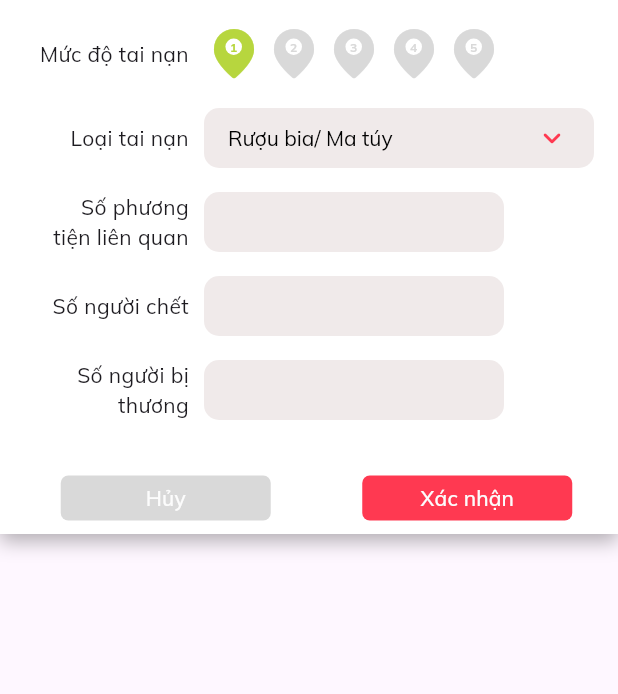
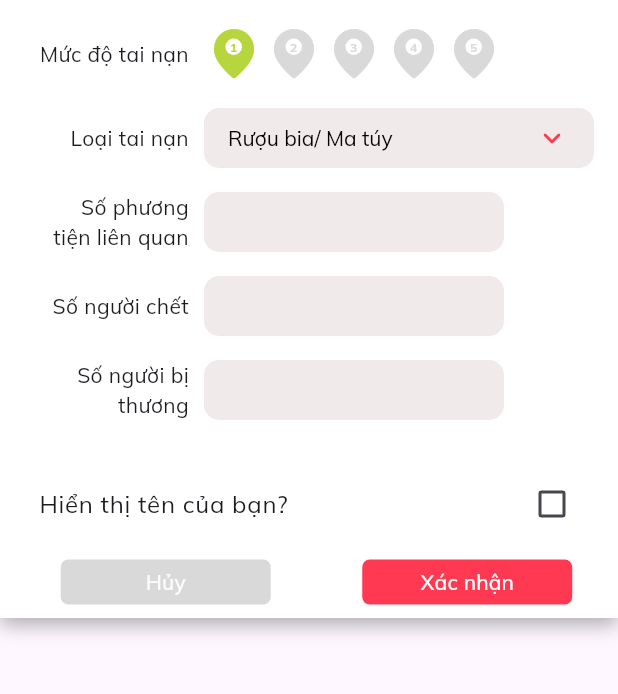
Before and after one commit to thuong22092k3/CTMap, a Flutter app: the NewSheet screen opened directly with empty values, on a phone screen of 412 x 824 dp, the part 144-838 px from its top. Run offline on Flutter 3.47's test engine with Material 3 defaults, Android fonts, the phone set to English and light mode, and no system bars; our stand-ins replace cached_network_image, fl_chart, flutter_map, flutter_riverpod, flutter_typeahead, geolocator and 2 more; missing offline and left inert: webfeed; network calls fail.

Commit message:
ADD - Dislay username.

```diff
--- a/ctmap/lib/pages/screens/Home_Map/detail_sheet.dart
+++ b/ctmap/lib/pages/screens/Home_Map/detail_sheet.dart
@@ -78,6 +78,11 @@ class DetailSheet extends ConsumerWidget {
                   _buildInfoRow('Địa điểm', '${accidentData.location}'),
                   SizedBox(height: 50),
                   _buildInfoRow('Thành phố', '${accidentData.city}'),
+                  if (accidentData.userName != null &&
+                      accidentData.userName.isNotEmpty) ...[
+                    SizedBox(height: 10),
+                    _buildInfoRow('Tên người dùng', accidentData.userName),
+                  ],
                   SizedBox(height: 50),
                 ],
               ),
--- a/ctmap/lib/pages/screens/Home_Map/new_sheet.dart
+++ b/ctmap/lib/pages/screens/Home_Map/new_sheet.dart
@@ -23,6 +23,7 @@ class NewSheet extends ConsumerStatefulWidget {
 }
 
 class _NewSheetState extends ConsumerState<NewSheet> {
+  bool _showUserName = false;
   List<String> acciType = [
     'Rượu bia/ Ma túy',
     'Vi phạm tốc độ, thiếu quan sát, vượt đèn đỏ, mất lái…',
@@ -259,6 +260,15 @@ class _NewSheetState extends ConsumerState<NewSheet> {
               const SizedBox(
                 height: 20,
               ),
+              CheckboxListTile(
+                title: Text("Hiển thị tên của bạn?"),
+                value: _showUserName,
+                onChanged: (bool? value) {
+                  setState(() {
+                    _showUserName = value ?? false;
+                  });
+                },
+              ),
               Row(
                 mainAxisAlignment: MainAxisAlignment.spaceAround,
                 children: [
```
